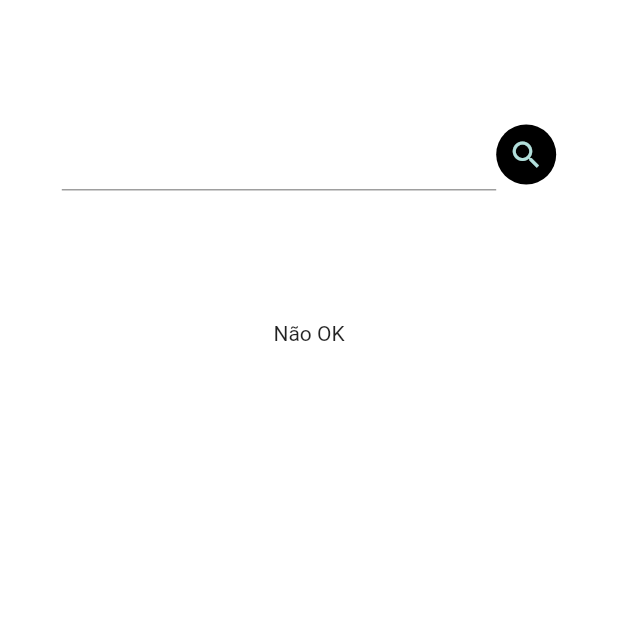
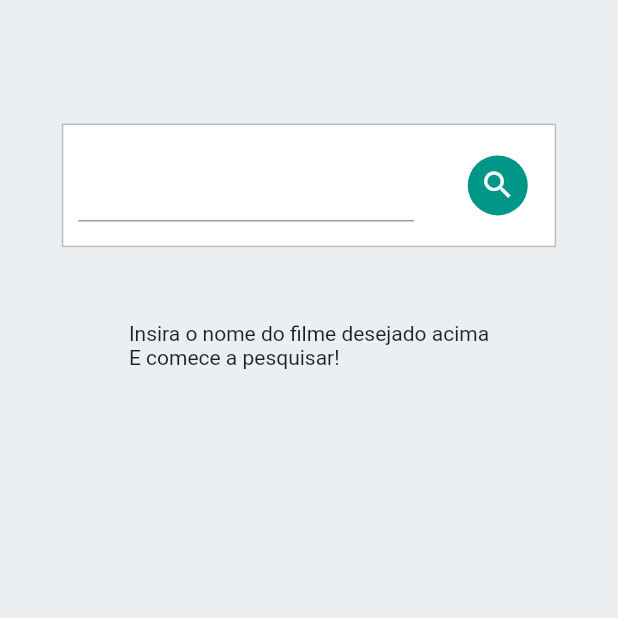
Before and after one commit to h-buzzi/desafio-senior-q2, a Flutter app: the screen it shows after launch, on a phone screen of 412 x 824 dp, the top half of it. Run offline on Flutter 3.47's test engine with Material 2 defaults, Android fonts, the phone set to English and light mode, and no system bars.

Commit message:
Design básico completo realizado

```diff
--- a/lib/main.dart
+++ b/lib/main.dart
@@ -20,9 +20,10 @@ class MyApp extends StatelessWidget {
       child: MaterialApp(
         title: 'FilmesAPI',
         theme: ThemeData(
-          canvasColor: Colors.white,
-          primarySwatch: Colors.teal,
-        ),
+            canvasColor: Colors.blueGrey[50],
+            primarySwatch: Colors.teal,
+            backgroundColor: Colors.white,
+            shadowColor: Colors.grey[400]),
         home: const SearchAndResultsPage(),
       ),
     );
--- a/lib/providers/movies_api_provider.dart
+++ b/lib/providers/movies_api_provider.dart
@@ -38,6 +38,11 @@ class MovieAPI with ChangeNotifier {
   }
 
   Movies get movies => _moviesFromApiSearch;
-  bool get isNotLoading => _statusOfGetRequest != Status.loading ? true : false;
-  bool get movieListOK => _statusOfGetRequest == Status.ok ? true : false;
+  bool get isLoading => _statusOfGetRequest == Status.loading ? true : false;
+  bool get isMovieListOK => _statusOfGetRequest == Status.ok ? true : false;
+  bool get isInitialization =>
+      _statusOfGetRequest == Status.initiation ? true : false;
+  bool get isNotOK => _statusOfGetRequest == Status.notOk ? true : false;
+  bool get isInvalidJson =>
+      _statusOfGetRequest == Status.okButInvalidJson ? true : false;
 }
--- a/lib/seach_and_results/search_and_result_page.dart
+++ b/lib/seach_and_results/search_and_result_page.dart
@@ -11,13 +11,20 @@ class SearchAndResultsPage extends StatelessWidget {
     double _deviceWidth = MediaQuery.of(context).size.width;
     return Scaffold(
       appBar: null,
-      body: Container(
+      body: SingleChildScrollView(
+        child: Container(
           color: Theme.of(context).canvasColor,
           padding: EdgeInsets.symmetric(horizontal: _deviceWidth * 0.1),
           child: Column(children: [
             Container(
-            height: _deviceHeight * 0.15,
-            margin: EdgeInsets.symmetric(vertical: _deviceHeight * 0.05),
+              decoration: BoxDecoration(
+                  color: Theme.of(context).backgroundColor,
+                  border: Border.all(
+                      color: Theme.of(context).shadowColor, width: 1)),
+              height: _deviceHeight * 0.1,
+              padding: EdgeInsets.symmetric(vertical: 5, horizontal: 10),
+              margin: EdgeInsets.only(
+                  top: _deviceHeight * 0.1, bottom: _deviceHeight * 0.05),
               child: const SearchWidget(),
             ),
             Container(
@@ -30,6 +37,7 @@ class SearchAndResultsPage extends StatelessWidget {
             ),
           ]),
         ),
+      ),
     );
   }
 }
--- a/lib/seach_and_results/widgets/results_options.dart
+++ b/lib/seach_and_results/widgets/results_options.dart
@@ -1,5 +1,7 @@
 import 'package:filmes_api/models/movies.dart';
 import 'package:filmes_api/providers/movies_api_provider.dart';
+import 'package:filmes_api/seach_and_results/widgets/widgets_resultado/loading.dart';
+import 'package:filmes_api/seach_and_results/widgets/widgets_resultado/results_list.dart';
 import 'package:flutter/material.dart';
 import 'package:provider/provider.dart';
 
@@ -9,22 +11,22 @@ class ResultsOptionsWidget extends StatelessWidget {
   @override
   Widget build(BuildContext context) {
     MovieAPI _movieApi = Provider.of<MovieAPI>(context);
-    if (_movieApi.movieListOK) {
-      List<MoviesByYear> _moviesByYear = _movieApi.movies.moviesByYear;
-      return ListView.builder(
-          itemCount: _moviesByYear.length,
-          itemBuilder: ((context, index) {
-            return Row(
-              mainAxisAlignment: MainAxisAlignment.spaceEvenly,
-              children: [
-                Text(_moviesByYear[index].year.toString()),
-                Text(_moviesByYear[index].moviesCount.toString()),
-              ],
-            );
-          }));
-    } else if (_movieApi.isNotLoading) {
-      return Text('Não OK');
+    if (_movieApi.isInitialization) {
+      return const Text(
+          "Insira o nome do filme desejado acima\nE comece a pesquisar!");
+    } else if (_movieApi.isLoading) {
+      return LoadingIndicator();
+    } else if (_movieApi.isMovieListOK) {
+      return ResultsList();
+    } else if (_movieApi.isNotOK) {
+      return const Text(
+        'Ops! Parece que o servidor não conseguiu\n atender a esta requisição :c',
+        textAlign: TextAlign.center,
+      );
+    } else if (_movieApi.isInvalidJson) {
+      return Text(
+          "Parece que está entrada tem algo de errado no servidor\nPor favor reporte este erro para podermos corrigir!");
     }
-    return Text("Carregando");
+    return Text("Um erro inesperado ocorreu\nTente novamente mais tarde.");
   }
 }
--- a/lib/seach_and_results/widgets/search_widget.dart
+++ b/lib/seach_and_results/widgets/search_widget.dart
@@ -28,11 +28,12 @@ class _SearchWidgetState extends State<SearchWidget> {
       child: Row(
         children: [
           Expanded(
+            flex: 8,
             child: TextFormField(
               textInputAction: TextInputAction.done,
               keyboardType: TextInputType.name,
               initialValue: _movieName,
-              enabled: Provider.of<MovieAPI>(context).isNotLoading,
+              enabled: !(Provider.of<MovieAPI>(context).isLoading),
               onSaved: (enteredMovieName) {
                 _movieName = enteredMovieName!;
               },
@@ -47,13 +48,20 @@ class _SearchWidgetState extends State<SearchWidget> {
               },
             ),
           ),
-          CircleAvatar(
-            backgroundColor: Colors.black,
-            child: IconButton(
-              icon: const Icon(Icons.search),
-              onPressed: () {
-                _submitData();
-              },
+          Expanded(flex: 1, child: SizedBox()),
+          Expanded(
+            flex: 2,
+            child: CircleAvatar(
+              backgroundColor: Theme.of(context).primaryColor,
+              child: IconButton(
+                icon: Icon(
+                  Icons.search,
+                  color: Theme.of(context).backgroundColor,
+                ),
+                onPressed: () {
+                  _submitData();
+                },
+              ),
             ),
           ),
         ],
```
Also changed, not shown: lib/seach_and_results/widgets/initial_page.dart (deleted, +0 -10 lines), lib/seach_and_results/widgets/widgets_resultado/loading.dart (added, +32 -0 lines), lib/seach_and_results/widgets/widgets_resultado/results_list.dart (added, +30 -0 lines). Lines whose indentation alone changed are shown as unchanged.
